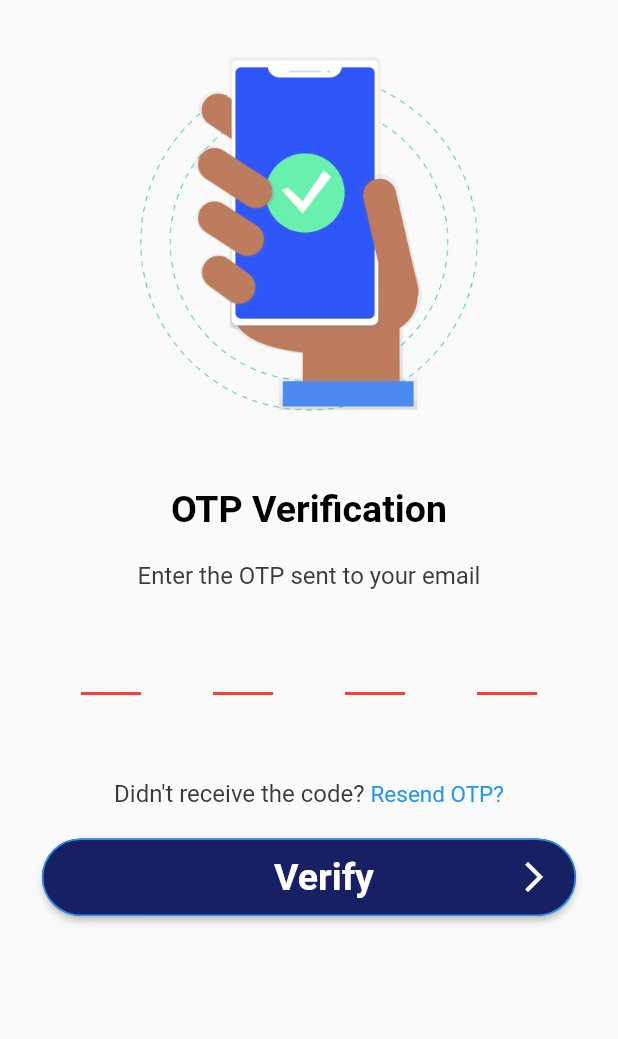
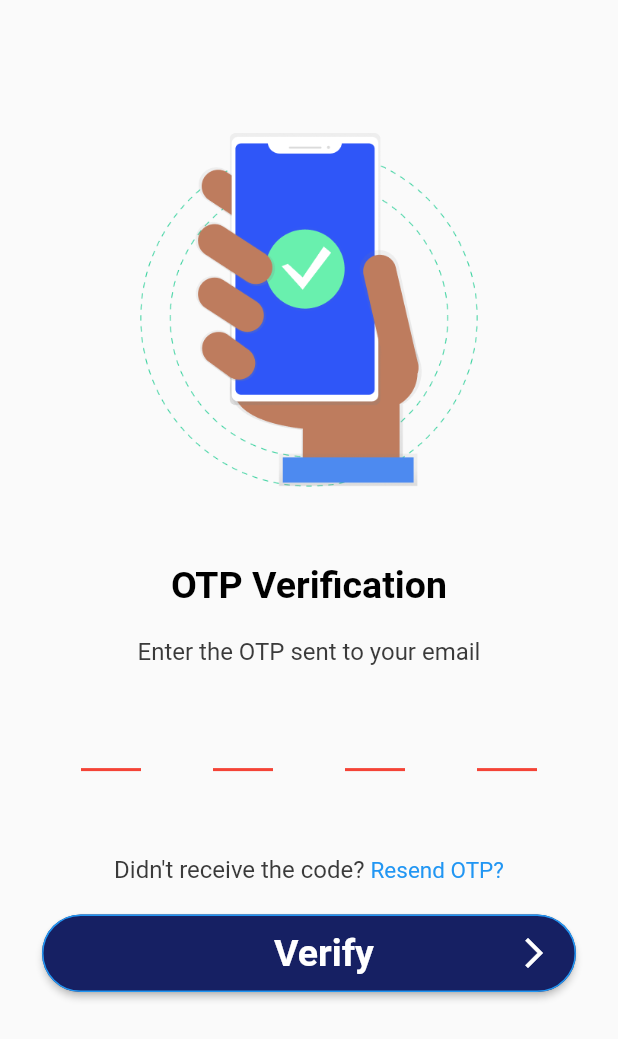
Before and after one commit to Teewhydot/one_go_appp, a Flutter app: the MailVerificationScreenRegistration screen opened by its route, on a phone screen of 412 x 824 dp. Shown: the top 1039 px of the screen. Run offline on Flutter 3.47's test engine with Material 2 defaults, Android fonts, the phone set to English and light mode, and no system bars; drawn by our look-alikes of pin_code_fields; our stand-ins replace date_time_picker, dropdown_button2, figma_squircle, flutter_screenutil, form_field_validator, google_maps_flutter and 2 more.

Commit message:
Fix ui of mail verification to conform better with phone verification ui

```diff
--- a/lib/views/mail_verification_screen_registration.dart
+++ b/lib/views/mail_verification_screen_registration.dart
@@ -9,7 +9,7 @@ import 'package:one_go_app/views/phone_verification_screen.dart';
 import 'package:pin_code_fields/pin_code_fields.dart';
 
 class MailVerificationScreenRegistration extends StatefulWidget {
-  static const String id = 'Mail verification screen';
+  static const String id = 'Mail verification screen Registration';
   const MailVerificationScreenRegistration({Key? key}) : super(key: key);
 
   @override
@@ -30,7 +30,9 @@ class _MailVerificationScreenRegistrationState
           padding: const EdgeInsets.all(8.0),
           child: ListView(
             children: [
-              Column(
+              addVerticalSpacing(50),
+              Center(
+                child: Column(
                   children: [
                     Padding(
                       padding: const EdgeInsets.all(30.0),
@@ -77,8 +79,8 @@ class _MailVerificationScreenRegistrationState
                               text: TextSpan(children: <TextSpan>[
                                 TextSpan(
                                     text: 'Didn\'t receive the code? ',
-                                  style:
-                                      normalBlackStyle.copyWith(fontSize: 16)),
+                                    style: normalBlackStyle.copyWith(
+                                        fontSize: 16)),
                                 TextSpan(
                                     text: 'Resend OTP?',
                                     style: linkStyle.copyWith(fontSize: 15),
@@ -92,6 +94,7 @@ class _MailVerificationScreenRegistrationState
                     ),
                   ],
                 ),
+              ),
               Padding(
                 padding: const EdgeInsets.all(20.0),
                 child: ReusableButton(
@@ -104,7 +107,6 @@ class _MailVerificationScreenRegistrationState
                   }
                 }, blueColor),
               ),
-              addVerticalSpacing(100),
             ],
           ),
         ),
--- a/lib/views/set_wallet_pin_page.dart
+++ b/lib/views/set_wallet_pin_page.dart
@@ -114,7 +114,7 @@ class _SetWalletPinState extends State<SetWalletPin> {
                   children: [
                     ReusableButton(
                         const Text(
-                          'Book',
+                          'Proceed',
                           style: boldWhiteStyle,
                         ), () {
                       if (_formKey.currentState!.validate()) {
--- a/lib/views/sign_up_page.dart
+++ b/lib/views/sign_up_page.dart
@@ -129,7 +129,6 @@ class _SignUpPageState extends State<SignUpPage> {
                       'Complete',
                       style: boldWhiteStyle,
                     ), () {
-                  nav.pushNamed(MailVerificationScreenRegistration.id);
                   if (_formKey.currentState!.validate()) {
                     nav.pushNamed(MailVerificationScreenRegistration.id);
                   }
```
Also changed, not shown: pubspec.yaml (+1 -16 lines), pubspec.lock. Lines whose indentation alone changed are shown as unchanged.
